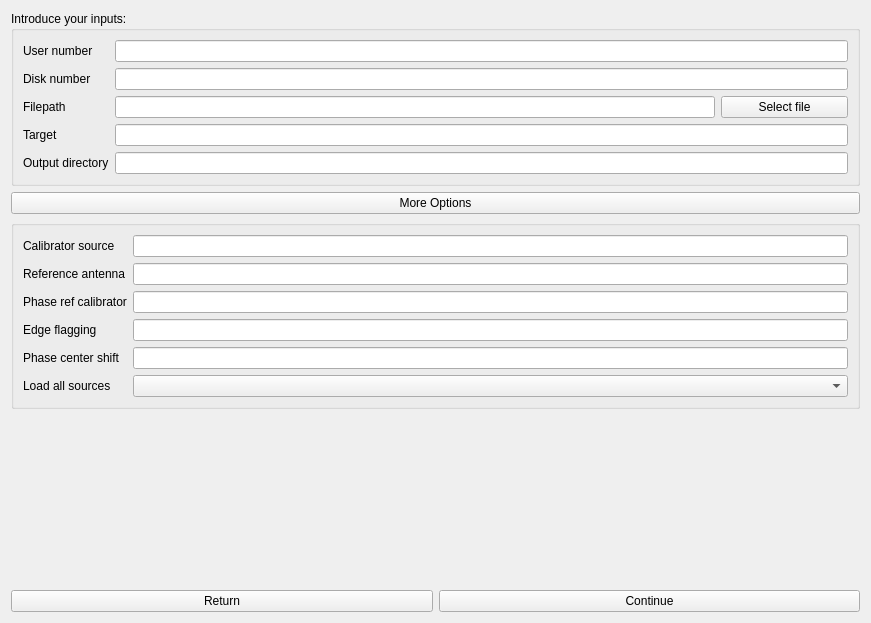
Old version of the form GUI/ui_files/manual_window.ui in the repository dalvarezo/VIPCALs.
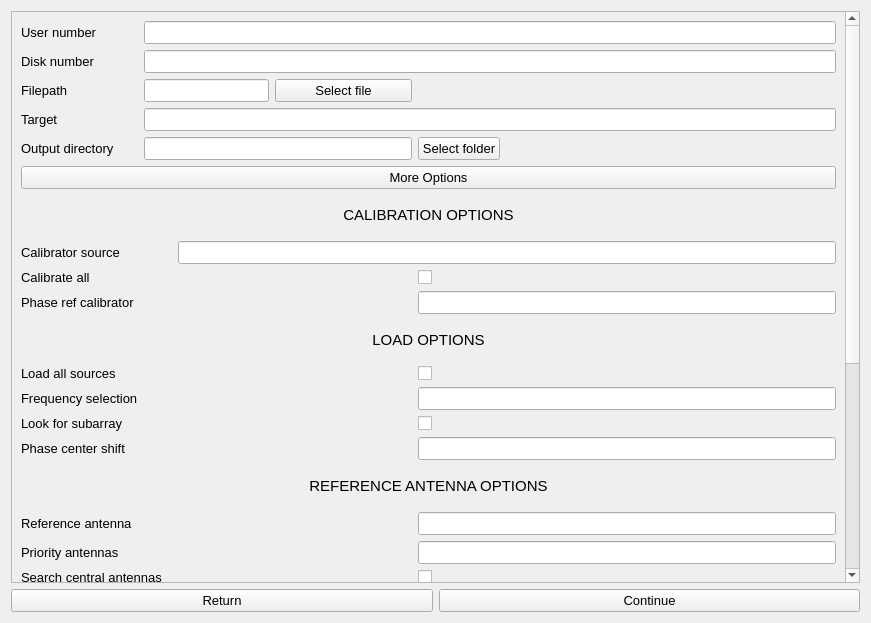
New version of the form.

Diff of the .ui file:
```diff
--- a/GUI/ui_files/manual_window.ui
+++ b/GUI/ui_files/manual_window.ui
@@ -14,140 +14,344 @@
    <string>VIPCALs</string>
   </property>
   <layout class="QGridLayout" name="gridLayout">
-   <item row="1" column="0" colspan="2">
-    <widget class="QPushButton" name="more_options_btn">
-     <property name="text">
-      <string>More Options</string>
-     </property>
-    </widget>
-   </item>
-   <item row="4" column="0">
-    <widget class="QPushButton" name="return_button">
-     <property name="text">
-      <string>Return</string>
-     </property>
-    </widget>
-   </item>
    <item row="4" column="1">
     <widget class="QPushButton" name="continue_button">
+     <property name="font">
+      <font>
+       <pointsize>10</pointsize>
+      </font>
+     </property>
      <property name="text">
       <string>Continue</string>
      </property>
     </widget>
    </item>
+   <item row="4" column="0">
+    <widget class="QPushButton" name="return_button">
+     <property name="font">
+      <font>
+       <pointsize>10</pointsize>
+      </font>
+     </property>
+     <property name="text">
+      <string>Return</string>
+     </property>
+    </widget>
+   </item>
    <item row="2" column="0" colspan="2">
-    <widget class="QGroupBox" name="more_options">
-     <property name="title">
+    <widget class="QScrollArea" name="scrollArea">
+     <property name="font">
+      <font>
+       <pointsize>10</pointsize>
+      </font>
+     </property>
+     <property name="widgetResizable">
+      <bool>true</bool>
+     </property>
+     <widget class="QWidget" name="scrollAreaWidgetContents">
+      <property name="geometry">
+       <rect>
+        <x>0</x>
+        <y>0</y>
+        <width>837</width>
+        <height>984</height>
+       </rect>
+      </property>
+      <layout class="QGridLayout" name="gridLayout_3">
+       <item row="3" column="1" colspan="4">
+        <widget class="QLineEdit" name="target_line"/>
+       </item>
+       <item row="6" column="0" colspan="5">
+        <widget class="QLabel" name="caliboptions_lbl">
+         <property name="minimumSize">
+          <size>
+           <width>0</width>
+           <height>40</height>
+          </size>
+         </property>
+         <property name="font">
+          <font>
+           <pointsize>11</pointsize>
+          </font>
+         </property>
+         <property name="text">
+          <string>CALIBRATION OPTIONS</string>
+         </property>
+         <property name="alignment">
+          <set>Qt::AlignCenter</set>
+         </property>
+        </widget>
+       </item>
+       <item row="17" column="4">
+        <widget class="QLineEdit" name="priorant_line"/>
+       </item>
+       <item row="25" column="4">
+        <widget class="QComboBox" name="chanout_line"/>
+       </item>
+       <item row="13" column="4">
+        <widget class="QCheckBox" name="subarray_chck">
+         <property name="text">
       <string/>
      </property>
-     <layout class="QFormLayout" name="formLayout_2">
-      <item row="0" column="0">
+        </widget>
+       </item>
+       <item row="1" column="0">
+        <widget class="QLabel" name="disk_lbl">
+         <property name="font">
+          <font>
+           <pointsize>10</pointsize>
+          </font>
+         </property>
+         <property name="text">
+          <string>Disk number</string>
+         </property>
+        </widget>
+       </item>
+       <item row="11" column="4">
+        <widget class="QCheckBox" name="loadal_chck">
+         <property name="text">
+          <string/>
+         </property>
+        </widget>
+       </item>
+       <item row="22" column="4">
+        <widget class="QLineEdit" name="minsolint_line"/>
+       </item>
+       <item row="2" column="0">
+        <widget class="QLabel" name="filepath_lbl">
+         <property name="font">
+          <font>
+           <pointsize>10</pointsize>
+          </font>
+         </property>
+         <property name="text">
+          <string>Filepath</string>
+         </property>
+        </widget>
+       </item>
+       <item row="23" column="4">
+        <widget class="QLineEdit" name="maxsolint_line"/>
+       </item>
+       <item row="4" column="1" colspan="3">
+        <widget class="QLineEdit" name="output_line"/>
+       </item>
+       <item row="19" column="4">
+        <widget class="QLineEdit" name="maxrefantscans_line"/>
+       </item>
+       <item row="4" column="0">
+        <widget class="QLabel" name="output_lbl">
+         <property name="font">
+          <font>
+           <pointsize>10</pointsize>
+          </font>
+         </property>
+         <property name="text">
+          <string>Output directory</string>
+         </property>
+        </widget>
+       </item>
+       <item row="7" column="0">
        <widget class="QLabel" name="calsour_lbl">
+         <property name="font">
+          <font>
+           <pointsize>10</pointsize>
+          </font>
+         </property>
         <property name="text">
          <string>Calibrator source</string>
         </property>
        </widget>
       </item>
-      <item row="0" column="1">
-       <widget class="QLineEdit" name="calsour_line"/>
-      </item>
-      <item row="1" column="0">
-       <widget class="QLabel" name="refant_lbl">
-        <property name="text">
-         <string>Reference antenna</string>
-        </property>
-       </widget>
-      </item>
-      <item row="1" column="1">
-       <widget class="QLineEdit" name="refant_line"/>
-      </item>
-      <item row="2" column="0">
-       <widget class="QLabel" name="phasref_lbl">
-        <property name="text">
-         <string>Phase ref calibrator</string>
-        </property>
-       </widget>
-      </item>
-      <item row="2" column="1">
-       <widget class="QLineEdit" name="phasref_line"/>
-      </item>
-      <item row="3" column="0">
+       <item row="1" column="1" colspan="4">
+        <widget class="QLineEdit" name="disk_line"/>
+       </item>
+       <item row="26" column="4">
+        <widget class="QLineEdit" name="edgeflag_line"/>
+       </item>
+       <item row="26" column="2">
        <widget class="QLabel" name="edgeflag_lbl">
+         <property name="font">
+          <font>
+           <pointsize>10</pointsize>
+          </font>
+         </property>
         <property name="text">
          <string>Edge flagging</string>
         </property>
        </widget>
       </item>
-      <item row="3" column="1">
-       <widget class="QLineEdit" name="edgeflag_line"/>
-      </item>
-      <item row="4" column="0">
+       <item row="15" column="0" colspan="5">
+        <widget class="QLabel" name="refantoptions_lbl">
+         <property name="minimumSize">
+          <size>
+           <width>0</width>
+           <height>40</height>
+          </size>
+         </property>
+         <property name="font">
+          <font>
+           <pointsize>11</pointsize>
+          </font>
+         </property>
+         <property name="text">
+          <string>REFERENCE ANTENNA OPTIONS</string>
+         </property>
+         <property name="alignment">
+          <set>Qt::AlignCenter</set>
+         </property>
+        </widget>
+       </item>
+       <item row="8" column="4">
+        <widget class="QCheckBox" name="caliball_chck">
+         <property name="text">
+          <string/>
+         </property>
+        </widget>
+       </item>
+       <item row="8" column="0" colspan="3">
+        <widget class="QLabel" name="caliball_lbl">
+         <property name="text">
+          <string>Calibrate all</string>
+         </property>
+        </widget>
+       </item>
+       <item row="12" column="4">
+        <widget class="QLineEdit" name="freqsel_line"/>
+       </item>
+       <item row="14" column="0" colspan="3">
        <widget class="QLabel" name="shift_lbl">
+         <property name="font">
+          <font>
+           <pointsize>10</pointsize>
+          </font>
+         </property>
         <property name="text">
          <string>Phase center shift</string>
         </property>
        </widget>
       </item>
-      <item row="4" column="1">
-       <widget class="QLineEdit" name="shift_line"/>
-      </item>
-      <item row="5" column="0">
-       <widget class="QLabel" name="loadall_lbl">
-        <property name="text">
-         <string>Load all sources</string>
-        </property>
-       </widget>
-      </item>
-      <item row="5" column="1">
-       <widget class="QComboBox" name="loadall_line"/>
-      </item>
-     </layout>
-    </widget>
-   </item>
-   <item row="0" column="0" colspan="2">
-    <widget class="QGroupBox" name="basic_options">
-     <property name="title">
-      <string>Introduce your inputs:</string>
-     </property>
-     <layout class="QGridLayout" name="gridLayout_2">
-      <item row="2" column="1">
-       <widget class="QLineEdit" name="filepath_line"/>
-      </item>
-      <item row="1" column="1" colspan="2">
-       <widget class="QLineEdit" name="disk_line"/>
-      </item>
       <item row="0" column="0">
        <widget class="QLabel" name="userno_lbl">
+         <property name="font">
+          <font>
+           <pointsize>10</pointsize>
+          </font>
+         </property>
         <property name="text">
          <string>User number</string>
         </property>
        </widget>
       </item>
-      <item row="2" column="0">
-       <widget class="QLabel" name="filepath_lbl">
+       <item row="12" column="0">
+        <widget class="QLabel" name="freqsel_lbl">
         <property name="text">
-         <string>Filepath</string>
+          <string>Frequency selection</string>
         </property>
        </widget>
       </item>
-      <item row="5" column="0">
-       <widget class="QLabel" name="output_lbl">
+       <item row="9" column="0" colspan="3">
+        <widget class="QLabel" name="phasref_lbl">
+         <property name="font">
+          <font>
+           <pointsize>10</pointsize>
+          </font>
+         </property>
         <property name="text">
-         <string>Output directory</string>
+          <string>Phase ref calibrator</string>
         </property>
        </widget>
       </item>
-      <item row="1" column="0">
-       <widget class="QLabel" name="disk_lbl">
+       <item row="5" column="0" colspan="5">
+        <widget class="QPushButton" name="more_options_btn">
+         <property name="font">
+          <font>
+           <pointsize>10</pointsize>
+          </font>
+         </property>
         <property name="text">
-         <string>Disk number</string>
+          <string>More Options</string>
         </property>
        </widget>
       </item>
-      <item row="0" column="1" colspan="2">
-       <widget class="QLineEdit" name="userno_line"/>
-      </item>
-      <item row="2" column="2">
+       <item row="3" column="0">
+        <widget class="QLabel" name="target_lbl">
+         <property name="font">
+          <font>
+           <pointsize>10</pointsize>
+          </font>
+         </property>
+         <property name="text">
+          <string>Target</string>
+         </property>
+        </widget>
+       </item>
+       <item row="9" column="4">
+        <widget class="QLineEdit" name="phasref_line"/>
+       </item>
+       <item row="11" column="0" colspan="3">
+        <widget class="QLabel" name="loadall_lbl">
+         <property name="font">
+          <font>
+           <pointsize>10</pointsize>
+          </font>
+         </property>
+         <property name="text">
+          <string>Load all sources</string>
+         </property>
+        </widget>
+       </item>
+       <item row="18" column="4">
+        <widget class="QCheckBox" name="centrant_chck">
+         <property name="text">
+          <string/>
+         </property>
+        </widget>
+       </item>
+       <item row="21" column="4">
+        <widget class="QLineEdit" name="solint_line"/>
+       </item>
+       <item row="13" column="0" colspan="3">
+        <widget class="QLabel" name="subarray_lbl">
+         <property name="text">
+          <string>Look for subarray</string>
+         </property>
+        </widget>
+       </item>
+       <item row="14" column="4">
+        <widget class="QLineEdit" name="shift_line"/>
+       </item>
+       <item row="28" column="2">
+        <widget class="QLabel" name="interactive_lbl">
+         <property name="text">
+          <string>Interactive plots</string>
+         </property>
+        </widget>
+       </item>
+       <item row="10" column="0" colspan="5">
+        <widget class="QLabel" name="loadoptions_lbl">
+         <property name="minimumSize">
+          <size>
+           <width>0</width>
+           <height>40</height>
+          </size>
+         </property>
+         <property name="font">
+          <font>
+           <pointsize>11</pointsize>
+          </font>
+         </property>
+         <property name="text">
+          <string>LOAD OPTIONS</string>
+         </property>
+         <property name="alignment">
+          <set>Qt::AlignCenter</set>
+         </property>
+        </widget>
+       </item>
+       <item row="16" column="4">
+        <widget class="QLineEdit" name="refant_line"/>
+       </item>
+       <item row="2" column="3">
        <widget class="QPushButton" name="selectfile_btn">
         <property name="enabled">
          <bool>true</bool>
@@ -170,6 +374,11 @@
           <height>0</height>
          </size>
         </property>
+         <property name="font">
+          <font>
+           <pointsize>10</pointsize>
+          </font>
+         </property>
         <property name="text">
          <string>          Select file          </string>
         </property>
@@ -181,34 +390,167 @@
         </property>
        </widget>
       </item>
-      <item row="5" column="1" colspan="2">
-       <widget class="QLineEdit" name="output_line"/>
-      </item>
-      <item row="4" column="0">
-       <widget class="QLabel" name="target_lbl">
+       <item row="28" column="4">
+        <widget class="QCheckBox" name="interactive_chck">
+         <property name="text">
+          <string/>
+         </property>
+        </widget>
+       </item>
+       <item row="0" column="1" colspan="4">
+        <widget class="QLineEdit" name="userno_line"/>
+       </item>
+       <item row="7" column="2" colspan="3">
+        <widget class="QLineEdit" name="calsour_line"/>
+       </item>
+       <item row="2" column="1" colspan="2">
+        <widget class="QLineEdit" name="filepath_line"/>
+       </item>
+       <item row="4" column="4">
+        <widget class="QPushButton" name="selectdir_btn">
+         <property name="sizePolicy">
+          <sizepolicy hsizetype="Fixed" vsizetype="Fixed">
+           <horstretch>0</horstretch>
+           <verstretch>0</verstretch>
+          </sizepolicy>
+         </property>
+         <property name="font">
+          <font>
+           <pointsize>10</pointsize>
+          </font>
+         </property>
         <property name="text">
-         <string>Target</string>
+          <string>Select folder</string>
         </property>
        </widget>
       </item>
-      <item row="4" column="1" colspan="2">
-       <widget class="QLineEdit" name="target_line"/>
+       <item row="16" column="0" colspan="3">
+        <widget class="QLabel" name="refant_lbl">
+         <property name="font">
+          <font>
+           <pointsize>10</pointsize>
+          </font>
+         </property>
+         <property name="text">
+          <string>Reference antenna</string>
+         </property>
+        </widget>
+       </item>
+       <item row="20" column="0" colspan="5">
+        <widget class="QLabel" name="fringoptions_lbl">
+         <property name="minimumSize">
+          <size>
+           <width>0</width>
+           <height>40</height>
+          </size>
+         </property>
+         <property name="font">
+          <font>
+           <pointsize>11</pointsize>
+          </font>
+         </property>
+         <property name="text">
+          <string>FRINGE FIT OPTIONS</string>
+         </property>
+         <property name="alignment">
+          <set>Qt::AlignCenter</set>
+         </property>
+        </widget>
+       </item>
+       <item row="24" column="0" colspan="5">
+        <widget class="QLabel" name="exportoptions_lbl">
+         <property name="minimumSize">
+          <size>
+           <width>0</width>
+           <height>40</height>
+          </size>
+         </property>
+         <property name="font">
+          <font>
+           <pointsize>11</pointsize>
+          </font>
+         </property>
+         <property name="text">
+          <string>EXPORT OPTIONS</string>
+         </property>
+         <property name="alignment">
+          <set>Qt::AlignCenter</set>
+         </property>
+        </widget>
+       </item>
+       <item row="27" column="0" colspan="5">
+        <widget class="QLabel" name="plotoptions_lbl">
+         <property name="minimumSize">
+          <size>
+           <width>0</width>
+           <height>40</height>
+          </size>
+         </property>
+         <property name="font">
+          <font>
+           <pointsize>11</pointsize>
+          </font>
+         </property>
+         <property name="text">
+          <string>PLOT OPTIONS</string>
+         </property>
+         <property name="alignment">
+          <set>Qt::AlignCenter</set>
+         </property>
+        </widget>
+       </item>
+       <item row="17" column="0" colspan="3">
+        <widget class="QLabel" name="priorant_lbl">
+         <property name="text">
+          <string>Priority antennas</string>
+         </property>
+        </widget>
+       </item>
+       <item row="18" column="0" colspan="3">
+        <widget class="QLabel" name="centrant_lbl">
+         <property name="text">
+          <string>Search central antennas</string>
+         </property>
+        </widget>
+       </item>
+       <item row="19" column="0" colspan="3">
+        <widget class="QLabel" name="maxrefantscans_lbl">
+         <property name="text">
+          <string>Maximum scans</string>
+         </property>
+        </widget>
+       </item>
+       <item row="21" column="0" colspan="3">
+        <widget class="QLabel" name="solint_lbl">
+         <property name="text">
+          <string>Fixed solution interval</string>
+         </property>
+        </widget>
+       </item>
+       <item row="22" column="0" colspan="3">
+        <widget class="QLabel" name="minsolint_lbl">
+         <property name="text">
+          <string>Minimum solution interval</string>
+         </property>
+        </widget>
+       </item>
+       <item row="23" column="0" colspan="3">
+        <widget class="QLabel" name="maxsolint_lbl">
+         <property name="text">
+          <string>Maximum solution interval</string>
+         </property>
+        </widget>
+       </item>
+       <item row="25" column="1" colspan="2">
+        <widget class="QLabel" name="chanout_lbl">
+         <property name="text">
+          <string>Channel out</string>
+         </property>
+        </widget>
       </item>
      </layout>
     </widget>
-   </item>
-   <item row="3" column="0" colspan="2">
-    <spacer name="verticalSpacer">
-     <property name="orientation">
-      <enum>Qt::Orientation::Vertical</enum>
-     </property>
-     <property name="sizeHint" stdset="0">
-      <size>
-       <width>20</width>
-       <height>40</height>
-      </size>
-     </property>
-    </spacer>
+    </widget>
    </item>
   </layout>
  </widget>
```
Lines whose indentation alone changed are shown as unchanged.
